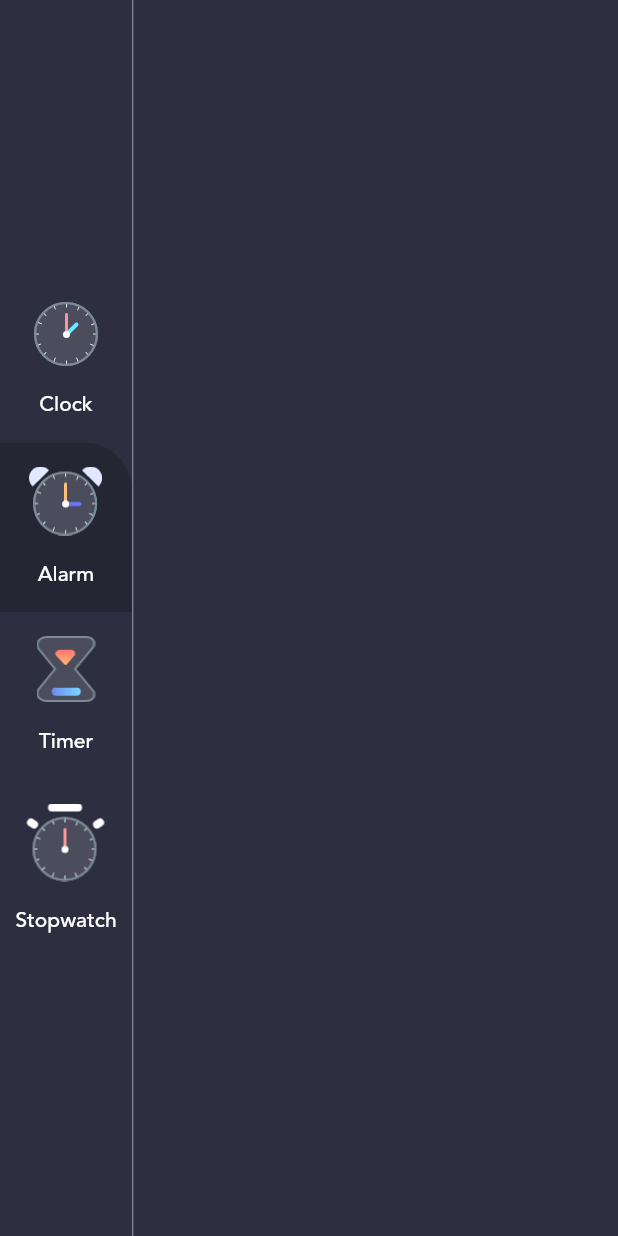
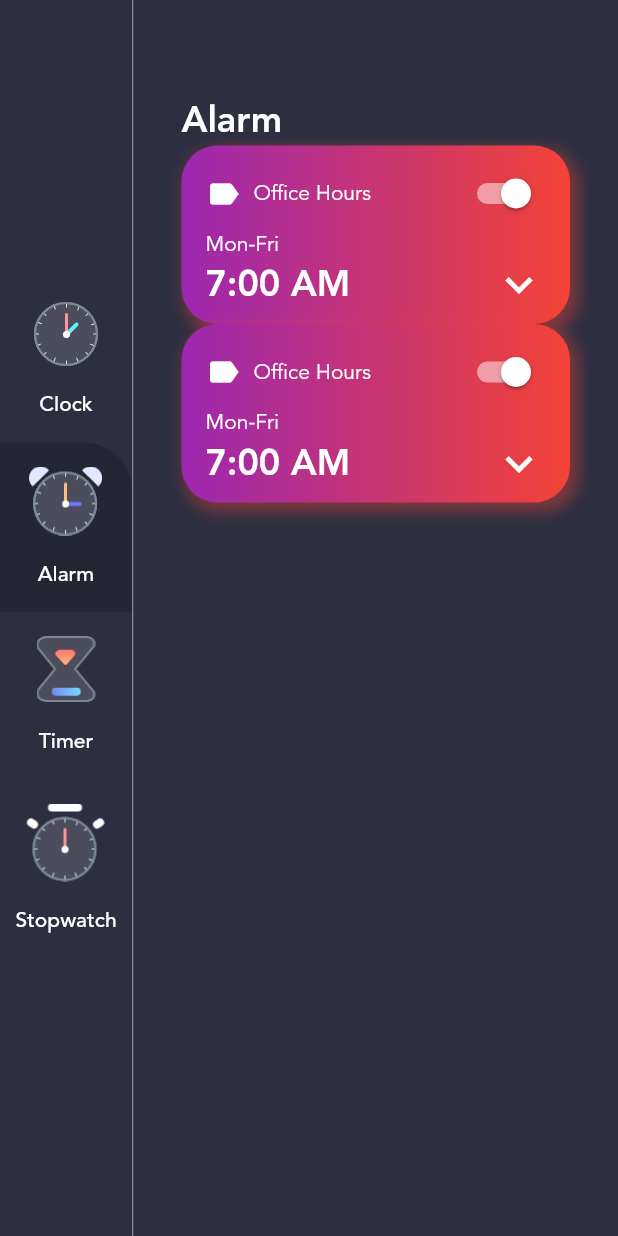
Before and after one commit to KevinApodaca/Timely, a Flutter app: the screen it shows after launch, after a tap on "Alarm", on a phone screen of 412 x 824 dp. Run offline on Flutter 3.47's test engine with Material 2 defaults, Android fonts, the phone set to English and light mode, and no system bars.

Commit message:
refactor code, add static alarms

```diff
--- /dev/null
+++ b/lib/models/alartm_info.dart
@@ -0,0 +1,7 @@
+class AlarmInfo {
+  DateTime alarmDateTime;
+  String desc;
+  bool isActive;
+
+  AlarmInfo(this.alarmDateTime, {this.desc});
+}
--- a/lib/models/data.dart
+++ b/lib/models/data.dart
@@ -1,5 +1,6 @@
 import 'package:Timely/enums.dart';
 
+import 'alartm_info.dart';
 import 'menu_info.dart';
 
 List<MenuInfo> menuItems = [
@@ -9,3 +10,8 @@ List<MenuInfo> menuItems = [
   MenuInfo(MenuType.stopwatch,
       title: 'Stopwatch', imageSrc: 'assets/stopwatch_icon.png'),
 ];
+
+List<AlarmInfo> alarms = [
+  AlarmInfo(DateTime.now().add(Duration(hours: 1)), desc: 'Office Hours'),
+  AlarmInfo(DateTime.now().add(Duration(hours: 2)), desc: 'Roast Alex'),
+];
--- /dev/null
+++ b/lib/views/alarm_view.dart
@@ -0,0 +1,110 @@
+import 'package:Timely/const/theme_data.dart';
+import 'package:Timely/models/data.dart';
+import 'package:flutter/material.dart';
+
+class AlarmPage extends StatefulWidget {
+  @override
+  _AlarmPageState createState() => _AlarmPageState();
+}
+
+class _AlarmPageState extends State<AlarmPage> {
+  @override
+  Widget build(BuildContext context) {
+    return Container(
+      padding: EdgeInsets.symmetric(horizontal: 32, vertical: 64),
+      child: Column(
+        crossAxisAlignment: CrossAxisAlignment.start,
+        children: [
+          Text(
+            'Alarm',
+            style: TextStyle(
+                fontFamily: 'avenir',
+                fontWeight: FontWeight.w700,
+                color: CustomColors.primaryTextColor,
+                fontSize: 24),
+          ),
+          Expanded(
+            child: ListView(
+              children: alarms.map((alarm) {
+                return Container(
+                  padding:
+                      const EdgeInsets.symmetric(horizontal: 16, vertical: 8),
+                  decoration: BoxDecoration(
+                    gradient: LinearGradient(
+                      colors: [Colors.purple, Colors.red],
+                      begin: Alignment.centerLeft,
+                      end: Alignment.centerRight,
+                    ),
+                    boxShadow: [
+                      BoxShadow(
+                          color: Colors.red.withOpacity(0.4),
+                          blurRadius: 8,
+                          spreadRadius: 2,
+                          offset: Offset(4, 4)),
+                    ],
+                    borderRadius: BorderRadius.all(Radius.circular(24)),
+                  ),
+                  child: Column(
+                    crossAxisAlignment: CrossAxisAlignment.start,
+                    children: [
+                      Row(
+                        mainAxisAlignment: MainAxisAlignment.spaceBetween,
+                        children: [
+                          Row(
+                            children: [
+                              Icon(
+                                Icons.label,
+                                color: Colors.white,
+                                size: 24,
+                              ),
+                              SizedBox(
+                                width: 8,
+                              ),
+                              Text(
+                                'Office Hours',
+                                style: TextStyle(
+                                    color: Colors.white, fontFamily: 'avenir'),
+                              ),
+                            ],
+                          ),
+                          Switch(
+                            activeColor: Colors.white,
+                            value: true,
+                            onChanged: (bool value) {},
+                          )
+                        ],
+                      ),
+                      Text(
+                        'Mon-Fri',
+                        style: TextStyle(
+                            color: Colors.white, fontFamily: 'avenir'),
+                      ),
+                      Row(
+                        mainAxisAlignment: MainAxisAlignment.spaceBetween,
+                        children: [
+                          Text(
+                            '7:00 AM',
+                            style: TextStyle(
+                                color: Colors.white,
+                                fontFamily: 'avenir',
+                                fontSize: 24,
+                                fontWeight: FontWeight.w700),
+                          ),
+                          Icon(
+                            Icons.keyboard_arrow_down,
+                            size: 36,
+                            color: Colors.white,
+                          )
+                        ],
+                      ),
+                    ],
+                  ),
+                );
+              }).toList(),
+            ),
+          ),
+        ],
+      ),
+    );
+  }
+}
--- /dev/null
+++ b/lib/views/clock_view.dart
@@ -0,0 +1,110 @@
+import 'package:Timely/const/theme_data.dart';
+import 'package:flutter/material.dart';
+import 'package:intl/intl.dart';
+
+import '../widgets/clock_widget.dart';
+
+class ClockPage extends StatefulWidget {
+  @override
+  _ClockPageState createState() => _ClockPageState();
+}
+
+class _ClockPageState extends State<ClockPage> {
+  @override
+  Widget build(BuildContext context) {
+    var now = DateTime.now();
+    var formattedTime = DateFormat('HH:mm').format(now);
+    var formattedDate = DateFormat('EEE, d MMM').format(now);
+    var timezoneString = now.timeZoneOffset.toString().split('.').first;
+    var offsetSign = '';
+    if (!timezoneString.startsWith('-')) offsetSign = '+';
+
+    return Container(
+      padding: EdgeInsets.symmetric(horizontal: 32, vertical: 64),
+      child: Column(
+        crossAxisAlignment: CrossAxisAlignment.start,
+        children: <Widget>[
+          Flexible(
+            flex: 1,
+            fit: FlexFit.tight,
+            child: Text(
+              'Clock',
+              style: TextStyle(
+                  fontFamily: 'avenir',
+                  fontWeight: FontWeight.w700,
+                  color: CustomColors.primaryTextColor,
+                  fontSize: 24),
+            ),
+          ),
+          Flexible(
+            flex: 2,
+            child: Column(
+              crossAxisAlignment: CrossAxisAlignment.start,
+              children: <Widget>[
+                Text(
+                  formattedTime,
+                  style: TextStyle(
+                      fontFamily: 'avenir',
+                      color: CustomColors.primaryTextColor,
+                      fontSize: 64),
+                ),
+                Text(
+                  formattedDate,
+                  style: TextStyle(
+                      fontFamily: 'avenir',
+                      fontWeight: FontWeight.w300,
+                      color: CustomColors.primaryTextColor,
+                      fontSize: 20),
+                ),
+              ],
+            ),
+          ),
+          Flexible(
+            flex: 4,
+            fit: FlexFit.tight,
+            child: Align(
+              alignment: Alignment.center,
+              child: ClockView(
+                size: MediaQuery.of(context).size.height / 4,
+              ),
+            ),
+          ),
+          Flexible(
+            flex: 2,
+            fit: FlexFit.tight,
+            child: Column(
+              crossAxisAlignment: CrossAxisAlignment.start,
+              children: <Widget>[
+                Text(
+                  'Timezone',
+                  style: TextStyle(
+                      fontFamily: 'avenir',
+                      fontWeight: FontWeight.w500,
+                      color: CustomColors.primaryTextColor,
+                      fontSize: 24),
+                ),
+                SizedBox(height: 16),
+                Row(
+                  children: <Widget>[
+                    Icon(
+                      Icons.language,
+                      color: CustomColors.primaryTextColor,
+                    ),
+                    SizedBox(width: 16),
+                    Text(
+                      'UTC' + offsetSign + timezoneString,
+                      style: TextStyle(
+                          fontFamily: 'avenir',
+                          color: CustomColors.primaryTextColor,
+                          fontSize: 14),
+                    ),
+                  ],
+                ),
+              ],
+            ),
+          ),
+        ],
+      ),
+    );
+  }
+}
--- a/lib/views/homepage.dart
+++ b/lib/views/homepage.dart
@@ -2,9 +2,10 @@ import 'package:Timely/const/theme_data.dart';
 import 'package:Timely/enums.dart';
 import 'package:Timely/models/data.dart';
 import 'package:Timely/models/menu_info.dart';
+import 'package:Timely/views/alarm_view.dart';
+import 'package:Timely/views/clock_view.dart';
 import 'package:Timely/widgets/clock_widget.dart';
 import 'package:flutter/material.dart';
-import 'package:intl/intl.dart';
 import 'package:provider/provider.dart';
 
 class HomePage extends StatefulWidget {
@@ -15,16 +16,8 @@ class HomePage extends StatefulWidget {
 class _HomePageState extends State<HomePage> {
   @override
   Widget build(BuildContext context) {
-    var now = DateTime.now();
-    var formattedTime = DateFormat('HH:mm').format(now);
-    var formattedDate = DateFormat('EEE, d MMM').format(now);
-    var timeZoneString = now.timeZoneOffset.toString().split('.').first;
-    var offsetSign = '';
-
-    if (!timeZoneString.startsWith('-')) offsetSign = '+';
-
     return Scaffold(
-      backgroundColor: Color(0xFF2D2F41),
+      backgroundColor: CustomColors.pageBackgroundColor,
       body: Row(
         children: <Widget>[
           Column(
@@ -34,104 +27,31 @@ class _HomePageState extends State<HomePage> {
                 .toList(),
           ),
           VerticalDivider(
-            color: Colors.white54,
+            color: CustomColors.dividerColor,
             width: 1,
           ),
           Expanded(
             child: Consumer<MenuInfo>(
               builder: (BuildContext context, MenuInfo value, Widget child) {
-                if (value.menuType != MenuType.clock) return Container();
-                return Container(
-                  padding: EdgeInsets.symmetric(horizontal: 32, vertical: 64),
-                  child: Column(
-                    crossAxisAlignment: CrossAxisAlignment.start,
-                    children: <Widget>[
-                      Flexible(
-                        flex: 1,
-                        fit: FlexFit.tight,
-                        child: Text(
-                          'Timely',
-                          style: TextStyle(
-                              fontFamily: 'avenir',
-                              fontWeight: FontWeight.w700,
-                              color: Colors.white,
-                              fontSize: 24),
-                        ),
+                if (value.menuType == MenuType.clock)
+                  return ClockPage();
+                else if (value.menuType == MenuType.alarm)
+                  return AlarmPage();
+                else
+                  return Container(
+                    child: RichText(
+                      text: TextSpan(
+                        style: TextStyle(fontSize: 20),
+                        children: <TextSpan>[
+                          TextSpan(text: 'Upcoming Tutorial\n'),
+                          TextSpan(
+                            text: value.title,
+                            style: TextStyle(fontSize: 48),
+                          ),
+                        ],
                       ),
-                      Flexible(
-                        flex: 2,
-                        child: Column(
-                          crossAxisAlignment: CrossAxisAlignment.start,
-                          children: [
-                            Text(
-                              formattedTime,
-                              style: TextStyle(
-                                  fontFamily: 'avenir',
-                                  color: Colors.white,
-                                  fontSize: 64),
-                            ),
-                            Text(
-                              formattedDate,
-                              style: TextStyle(
-                                  fontFamily: 'avenir',
-                                  fontWeight: FontWeight.w300,
-                                  color: Colors.white,
-                                  fontSize: 20),
-                            ),
-                          ],
-                        ),
-                      ),
-                      Flexible(
-                        flex: 5,
-                        fit: FlexFit.tight,
-                        child: Align(
-                          alignment: Alignment.center,
-                          child: ClockView(
-                            size: MediaQuery.of(context).size.height / 4,
-                          ),
-                        ),
-                      ),
-                      Flexible(
-                        flex: 2,
-                        fit: FlexFit.tight,
-                        child: Column(
-                          crossAxisAlignment: CrossAxisAlignment.start,
-                          children: [
-                            Text(
-                              'Timezone',
-                              style: TextStyle(
-                                  fontFamily: 'avenir',
-                                  fontWeight: FontWeight.w500,
-                                  color: Colors.white,
-                                  fontSize: 20),
-                            ),
-                            SizedBox(
-                              height: 16,
-                            ),
-                            Row(
-                              children: <Widget>[
-                                Icon(
-                                  Icons.language,
-                                  color: Colors.white,
-                                ),
-                                SizedBox(
-                                  width: 16,
-                                ),
-                                Text(
-                                  'UTC' + offsetSign + timeZoneString,
-                                  style: TextStyle(
-                                      fontFamily: 'avenir',
-                                      color: Colors.white,
-                                      fontSize: 14),
-                                ),
-                              ],
-                            )
-                          ],
-                        ),
-                      ),
-                    ],
-                  ),
-                );
+                    ),
+                  );
               },
             ),
           ),
@@ -146,7 +66,7 @@ class _HomePageState extends State<HomePage> {
         return FlatButton(
           shape: RoundedRectangleBorder(
               borderRadius: BorderRadius.only(topRight: Radius.circular(32))),
-          padding: const EdgeInsets.symmetric(vertical: 16.0),
+          padding: const EdgeInsets.symmetric(vertical: 16.0, horizontal: 0),
           color: currentMenuInfo.menuType == value.menuType
               ? CustomColors.menuBackgroundColor
               : Colors.transparent,
@@ -164,7 +84,9 @@ class _HomePageState extends State<HomePage> {
               Text(
                 currentMenuInfo.title ?? '',
                 style: TextStyle(
-                    fontFamily: 'avenir', color: Colors.white, fontSize: 14),
+                    fontFamily: 'avenir',
+                    color: CustomColors.primaryTextColor,
+                    fontSize: 14),
               ),
             ],
           ),
--- a/lib/widgets/clock_widget.dart
+++ b/lib/widgets/clock_widget.dart
@@ -1,6 +1,5 @@
-import 'dart:async';
 import 'dart:math';
-
+import 'package:Timely/const/theme_data.dart';
 import 'package:flutter/material.dart';
 
 class ClockView extends StatefulWidget {
@@ -15,21 +14,24 @@ class ClockView extends StatefulWidget {
 class _ClockViewState extends State<ClockView> {
   @override
   void initState() {
-    Timer.periodic(Duration(seconds: 1), (timer) {
-      setState(() {});
-    });
+    // Timer.periodic(Duration(seconds: 1), (timer) {
+    //   setState(() {});
+    // });
     super.initState();
   }
 
   @override
   Widget build(BuildContext context) {
-    return Container(
+    return Align(
+      alignment: Alignment.topCenter,
+      child: Container(
         width: widget.size,
         height: widget.size,
         child: Transform.rotate(
           angle: -pi / 2,
           child: CustomPaint(
             painter: ClockPainter(),
+          ),
         ),
       ),
     );
@@ -39,8 +41,9 @@ class _ClockViewState extends State<ClockView> {
 class ClockPainter extends CustomPainter {
   var dateTime = DateTime.now();
 
-  //60 sec - 360, 1 sec - 6degree
-  //12 hours  - 360, 1 hour - 30degrees, 1 min - 0.5degrees
+  //60sec - 360, 1 sec - 6degrees
+  //60min - 360, 1 min - 6degrees
+  //12hours - 360, 1 hour - 30degrees, 60min - 30degrees, 1 min - 0.5degrees
 
   @override
   void paint(Canvas canvas, Size size) {
@@ -49,39 +52,40 @@ class ClockPainter extends CustomPainter {
     var center = Offset(centerX, centerY);
     var radius = min(centerX, centerY);
 
-    var fillBrush = Paint()..color = Color(0xFF444974);
-
+    var fillBrush = Paint()..color = CustomColors.clockBG;
     var outlineBrush = Paint()
-      ..color = Color(0xFFEAECFF)
+      ..color = CustomColors.clockOutline
       ..style = PaintingStyle.stroke
       ..strokeWidth = size.width / 20;
-
-    var centerFillBrush = Paint()..color = Color(0xFFEAECFF);
+    var centerDotBrush = Paint()..color = CustomColors.clockOutline;
 
     var secHandBrush = Paint()
-      ..color = Colors.orange[300]
+      ..color = CustomColors.secHandColor
       ..style = PaintingStyle.stroke
       ..strokeCap = StrokeCap.round
       ..strokeWidth = size.width / 60;
 
     var minHandBrush = Paint()
-      ..shader = RadialGradient(colors: [Color(0xFF748EF6), Color(0xFF77DDFF)])
-          .createShader(Rect.fromCircle(center: center, radius: radius))
+      ..shader = RadialGradient(colors: [
+        CustomColors.minHandStatColor,
+        CustomColors.minHandEndColor
+      ]).createShader(Rect.fromCircle(center: center, radius: radius))
       ..style = PaintingStyle.stroke
       ..strokeCap = StrokeCap.round
       ..strokeWidth = size.width / 30;
 
     var hourHandBrush = Paint()
-      ..shader = RadialGradient(colors: [Color(0xFFEA74AB), Color(0xFFC279FB)])
-          .createShader(Rect.fromCircle(center: center, radius: radius))
+      ..shader = RadialGradient(colors: [
+        CustomColors.hourHandStatColor,
+        CustomColors.hourHandEndColor
+      ]).createShader(Rect.fromCircle(center: center, radius: radius))
       ..style = PaintingStyle.stroke
       ..strokeCap = StrokeCap.round
       ..strokeWidth = size.width / 24;
 
     var dashBrush = Paint()
-      ..color = Color(0xFFEAECFF)
+      ..color = CustomColors.clockOutline
       ..style = PaintingStyle.stroke
-      ..strokeCap = StrokeCap.round
       ..strokeWidth = 1;
 
     canvas.drawCircle(center, radius * 0.75, fillBrush);
@@ -91,30 +95,30 @@ class ClockPainter extends CustomPainter {
         radius *
             0.4 *
             cos((dateTime.hour * 30 + dateTime.minute * 0.5) * pi / 180);
-    var hourHandY = centerX +
+    var hourHandY = centerY +
         radius *
             0.4 *
             sin((dateTime.hour * 30 + dateTime.minute * 0.5) * pi / 180);
     canvas.drawLine(center, Offset(hourHandX, hourHandY), hourHandBrush);
 
     var minHandX = centerX + radius * 0.6 * cos(dateTime.minute * 6 * pi / 180);
-    var minHandY = centerX + radius * 0.6 * sin(dateTime.minute * 6 * pi / 180);
+    var minHandY = centerY + radius * 0.6 * sin(dateTime.minute * 6 * pi / 180);
     canvas.drawLine(center, Offset(minHandX, minHandY), minHandBrush);
 
     var secHandX = centerX + radius * 0.6 * cos(dateTime.second * 6 * pi / 180);
-    var secHandY = centerX + radius * 0.6 * sin(dateTime.second * 6 * pi / 180);
+    var secHandY = centerY + radius * 0.6 * sin(dateTime.second * 6 * pi / 180);
     canvas.drawLine(center, Offset(secHandX, secHandY), secHandBrush);
 
-    canvas.drawCircle(center, radius * 0.12, centerFillBrush);
+    canvas.drawCircle(center, radius * 0.12, centerDotBrush);
 
-    var outerCircleRadius = radius;
-    var innerCircleRadius = radius * 0.9;
-    for (double i = 0; i < 360; i += 12) {
-      var x1 = centerX + outerCircleRadius * cos(i * pi / 180);
-      var y1 = centerX + outerCircleRadius * sin(i * pi / 180);
+    var outerRadius = radius;
+    var innerRadius = radius * 0.9;
+    for (var i = 0; i < 360; i += 12) {
+      var x1 = centerX + outerRadius * cos(i * pi / 180);
+      var y1 = centerY + outerRadius * sin(i * pi / 180);
 
-      var x2 = centerX + innerCircleRadius * cos(i * pi / 180);
-      var y2 = centerX + innerCircleRadius * sin(i * pi / 180);
+      var x2 = centerX + innerRadius * cos(i * pi / 180);
+      var y2 = centerY + innerRadius * sin(i * pi / 180);
       canvas.drawLine(Offset(x1, y1), Offset(x2, y2), dashBrush);
     }
   }
```
Also changed, not shown: lib/views/stopwatch_view.dart (added), lib/views/timer_view.dart (added). Lines whose indentation alone changed are shown as unchanged.
